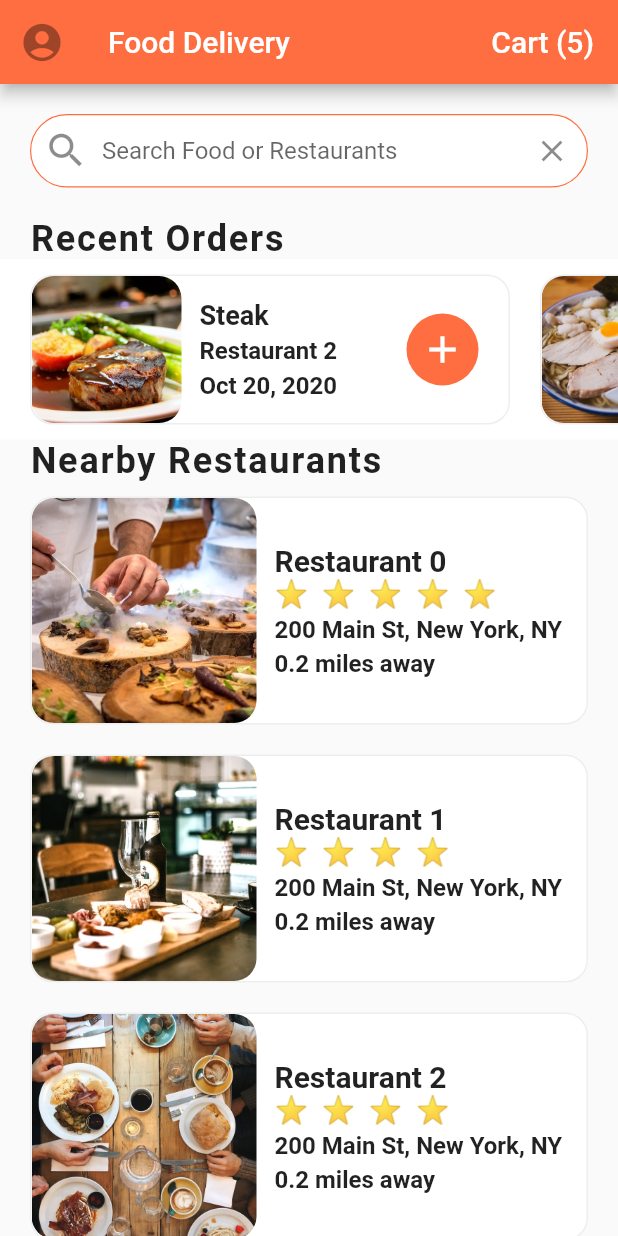
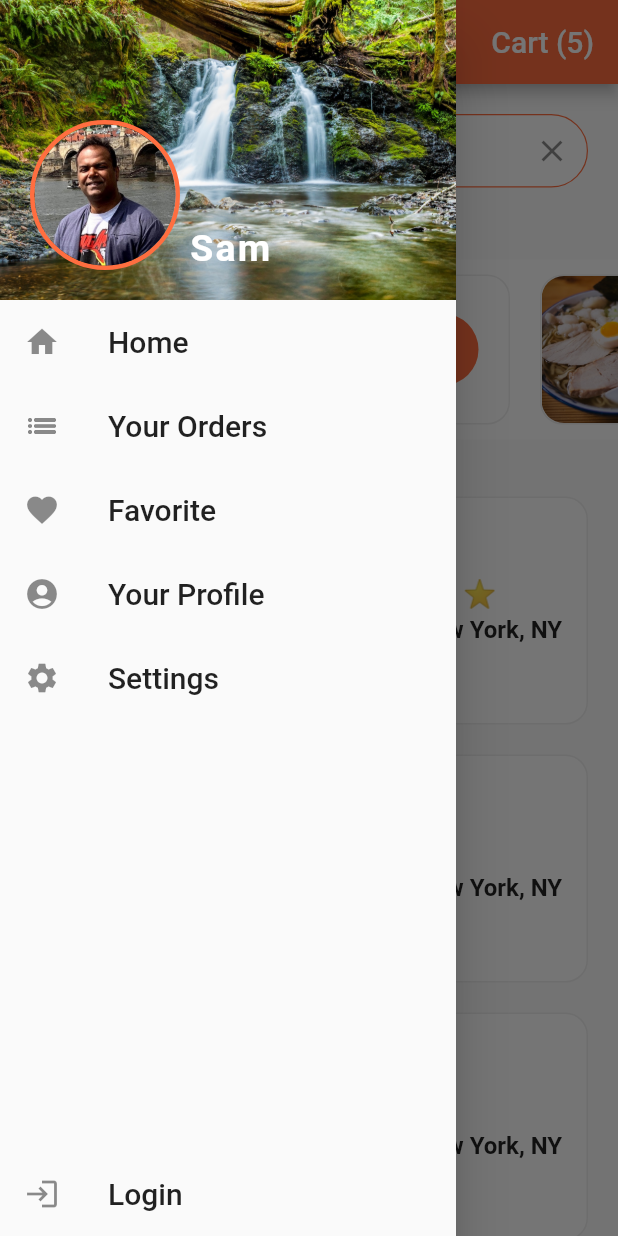
Before and after one commit to sumithpdd/flutterworkshopfooddelivery, a Flutter app: the screen it shows after launch, with the side drawer open (before the commit the screen has no drawer), on a phone screen of 412 x 824 dp. Run offline on Flutter 3.47's test engine with Material 2 defaults, Android fonts, the phone set to English and light mode, and no system bars.

Commit message:
custom_drawer with user info

```diff
--- a/food_delivery/lib/data/data.dart
+++ b/food_delivery/lib/data/data.dart
@@ -68,6 +68,8 @@ final List<Restaurant> restaurants = [
 
 // User
 final currentUser = User(
+  profileImageUrl: 'assets/images/user.jpg',
+  isLoggedIn: false,
   name: 'Sam',
   orders: [
     Order(
--- a/food_delivery/lib/models/user.dart
+++ b/food_delivery/lib/models/user.dart
@@ -2,11 +2,15 @@ import 'order.dart';
 
 class User {
   final String name;
+  final bool isLoggedIn;
+  final String profileImageUrl;
   final List<Order> orders;
   final List<Order> cart;
 
   User({
     this.name,
+    this.isLoggedIn,
+    this.profileImageUrl,
     this.orders,
     this.cart,
   });
--- a/food_delivery/lib/screens/home_screen.dart
+++ b/food_delivery/lib/screens/home_screen.dart
@@ -2,6 +2,7 @@ import 'package:flutter/material.dart';
 import 'package:food_delivery/data/data.dart';
 import 'package:food_delivery/helpers/style.dart';
 import 'package:food_delivery/models/restaurant.dart';
+import 'package:food_delivery/widgets/custom_drawer.dart';
 import 'package:food_delivery/widgets/rating_stars.dart';
 import 'package:food_delivery/widgets/recent_orders.dart';
 import 'cart_Screen.dart';
@@ -98,11 +99,6 @@ class _HomeScreenState extends State<HomeScreen> {
   Widget build(BuildContext context) {
     return Scaffold(
       appBar: AppBar(
-        leading: IconButton(
-          icon: Icon(Icons.account_circle),
-          iconSize: 30.0,
-          onPressed: null,
-        ),
         title: Text('Food Delivery'),
         actions: [
           FlatButton(
@@ -120,6 +116,7 @@ class _HomeScreenState extends State<HomeScreen> {
           )
         ],
       ),
+      drawer: CustomDrawer(),
       body: ListView(
         children: [
           Padding(
--- /dev/null
+++ b/food_delivery/lib/widgets/custom_drawer.dart
@@ -0,0 +1,138 @@
+import 'package:flutter/material.dart';
+import 'package:food_delivery/data/data.dart';
+import 'package:food_delivery/screens/home_screen.dart';
+
+class CustomDrawer extends StatelessWidget {
+  _buildDrawerOption(Icon icon, String title, Function onTap) {
+    return ListTile(
+      leading: icon,
+      title: Text(
+        title,
+        style: TextStyle(fontSize: 20.0),
+      ),
+      onTap: onTap,
+    );
+  }
+
+  @override
+  Widget build(BuildContext context) {
+    return Drawer(
+      child: Column(
+        children: <Widget>[
+          Stack(
+            children: <Widget>[
+              Image(
+                height: 200.0,
+                width: double.infinity,
+                image: AssetImage(
+                  'assets/images/login_background.jpg',
+                ),
+                fit: BoxFit.cover,
+              ),
+              Positioned(
+                  bottom: 20.0,
+                  left: 20.0,
+                  child: Row(
+                    crossAxisAlignment: CrossAxisAlignment.end,
+                    children: <Widget>[
+                      Container(
+                        height: 100.0,
+                        width: 100.0,
+                        decoration: BoxDecoration(
+                          shape: BoxShape.circle,
+                          border: Border.all(
+                              width: 3.0,
+                              color: Theme.of(context).primaryColor),
+                        ),
+                        child: ClipOval(
+                          child: Image(
+                            image: AssetImage(
+                              currentUser.profileImageUrl,
+                            ),
+                            fit: BoxFit.cover,
+                          ),
+                        ),
+                      ),
+                      SizedBox(width: 6.0),
+                      Text(
+                        currentUser.name,
+                        style: TextStyle(
+                          color: Colors.white,
+                          fontSize: 25.0,
+                          fontWeight: FontWeight.bold,
+                          letterSpacing: 1.5,
+                        ),
+                      ),
+                    ],
+                  ))
+            ],
+          ),
+          _buildDrawerOption(
+            Icon(Icons.home),
+            'Home',
+            () => Navigator.pushReplacement(
+              context,
+              MaterialPageRoute(
+                builder: (_) => HomeScreen(),
+              ),
+            ),
+          ),
+          _buildDrawerOption(
+            Icon(Icons.list_outlined),
+            'Your Orders',
+            () => Navigator.pushReplacement(
+              context,
+              MaterialPageRoute(
+                builder: (_) => HomeScreen(),
+              ),
+            ),
+          ),
+          _buildDrawerOption(
+            Icon(Icons.favorite),
+            'Favorite',
+            () => Navigator.pushReplacement(
+              context,
+              MaterialPageRoute(
+                builder: (_) => HomeScreen(),
+              ),
+            ),
+          ),
+          _buildDrawerOption(
+            Icon(Icons.account_circle),
+            'Your Profile',
+            () => Navigator.pushReplacement(
+              context,
+              MaterialPageRoute(
+                builder: (_) => HomeScreen(),
+              ),
+            ),
+          ),
+          _buildDrawerOption(
+            Icon(Icons.settings),
+            'Settings',
+            () => Navigator.pushReplacement(
+              context,
+              MaterialPageRoute(
+                builder: (_) => HomeScreen(),
+              ),
+            ),
+          ),
+          Expanded(
+              child: Align(
+            alignment: FractionalOffset.bottomCenter,
+            child: _buildDrawerOption(
+              Icon(currentUser.isLoggedIn ? Icons.directions_run : Icons.login),
+              currentUser.isLoggedIn ? 'Logout' : 'Login',
+              () => Navigator.pushReplacement(
+                context,
+                MaterialPageRoute(
+                  builder: (_) => HomeScreen(),
+                ),
+              ),
+            ),
+          ))
+        ],
+      ),
+    );
+  }
+}
```
Also changed, not shown: food_delivery/assets/images/login_background.jpg (added), food_delivery/assets/images/user.jpg (added).
